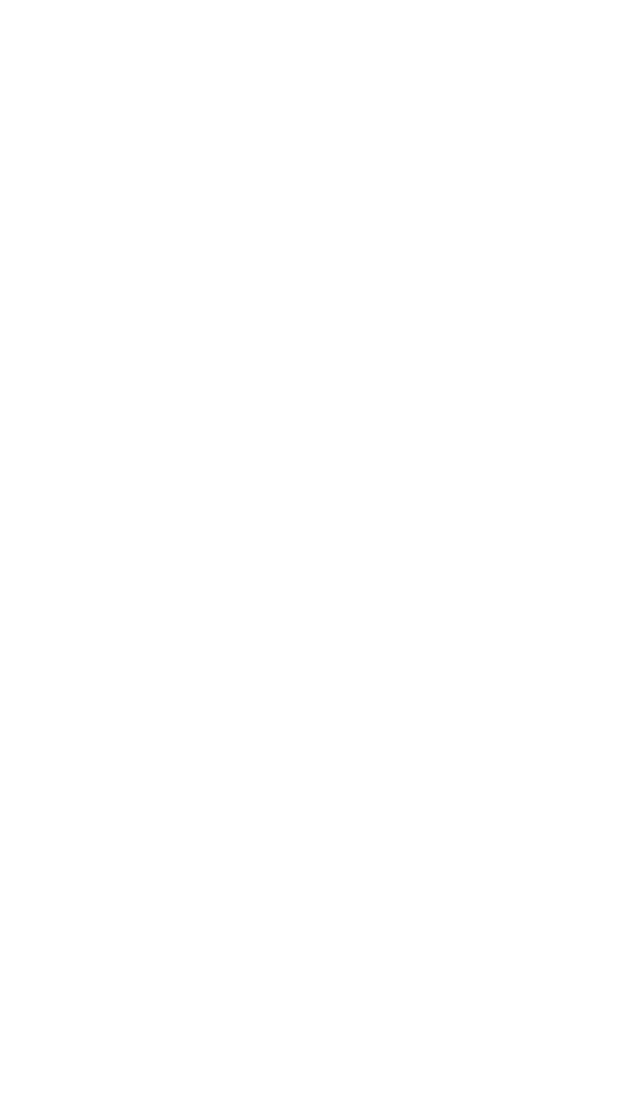
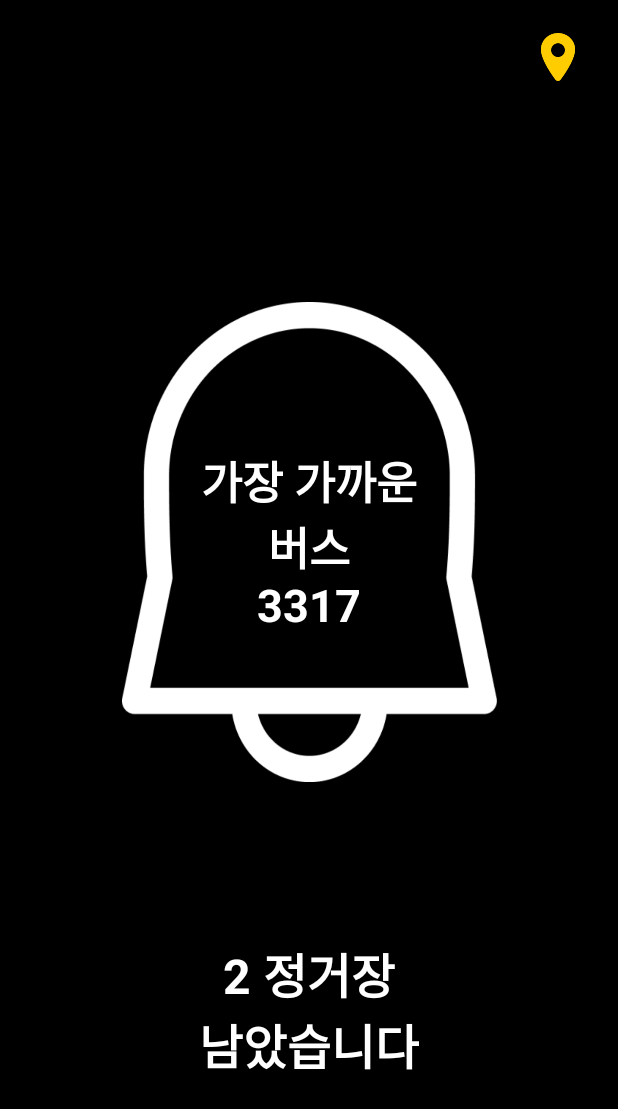
Before and after one commit to BUSSRO/BUSSRO, an Android app: the BusInfoActivity screen opened directly, with no data from a screen before it, on a phone screen of 412 x 824 dp. Before the commit the part shown is empty. Shown: the top 1109 px of the screen. Run offline under Robolectric (Android 15) with nearby library versions, the phone set to English and light mode, and no system bars.

Commit message:
feat(UI): activity_bus_info

```diff
--- a/app/src/main/res/layout/activity_bus_info.xml
+++ b/app/src/main/res/layout/activity_bus_info.xml
@@ -4,6 +4,63 @@
     xmlns:tools="http://schemas.android.com/tools"
     android:layout_width="match_parent"
     android:layout_height="match_parent"
-    tools:context=".view.BusInfoActivity">
+    tools:context=".view.BusInfoActivity"
+    android:background="@color/black">
+
+    <!-- 버스 정류장 위치 정보 -->
+    <ImageView
+        android:id="@+id/img_bus_list_location"
+        android:layout_width="32dp"
+        android:layout_height="32dp"
+        android:src="@drawable/ic_bus_list_location"
+        app:layout_constraintTop_toTopOf="parent"
+        app:layout_constraintEnd_toStartOf="@id/txt_bus_list_location"
+        android:layout_marginEnd="8dp"
+        android:layout_marginTop="22dp"
+        android:layout_marginBottom="12dp" />
+
+    <TextView
+        android:id="@+id/txt_bus_list_location"
+        android:layout_width="wrap_content"
+        android:layout_height="wrap_content"
+        tools:text="제기동역 정류장"
+        android:textColor="@color/white"
+        android:textStyle="bold"
+        android:textSize="18sp"
+        app:layout_constraintTop_toTopOf="@id/img_bus_list_location"
+        app:layout_constraintBottom_toBottomOf="@id/img_bus_list_location"
+        app:layout_constraintEnd_toEndOf="parent"
+        android:layout_marginEnd="16dp" />
+
+    <TextView
+        android:id="@+id/txt_bus_info"
+        android:layout_width="250dp"
+        android:layout_height="320dp"
+        android:padding="3dp"
+        android:text="가장 가까운\n버스\n3317"
+        android:textColor="@color/white"
+        android:textSize="30sp"
+        android:textStyle="bold"
+        android:gravity="center"
+        android:background="@drawable/ic_bus_info"
+        app:layout_constraintTop_toTopOf="parent"
+        app:layout_constraintStart_toStartOf="parent"
+        app:layout_constraintEnd_toEndOf="parent"
+        app:layout_constraintBottom_toBottomOf="parent"
+        app:layout_constraintVertical_bias=".4"/>
+
+    <TextView
+        android:id="@+id/txt_bus_info_btm"
+        android:layout_width="wrap_content"
+        android:layout_height="wrap_content"
+        android:text="2 정거장\n남았습니다"
+        android:textColor="@color/white"
+        android:textSize="32sp"
+        android:textStyle="bold"
+        android:gravity="center"
+        app:layout_constraintTop_toBottomOf="@id/txt_bus_info"
+        app:layout_constraintStart_toStartOf="parent"
+        app:layout_constraintEnd_toEndOf="parent"
+        app:layout_constraintBottom_toBottomOf="parent"/>
 
 </androidx.constraintlayout.widget.ConstraintLayout>
```
Also changed, not shown: app/src/main/res/drawable-v24/ic_bus_info.png (added).
